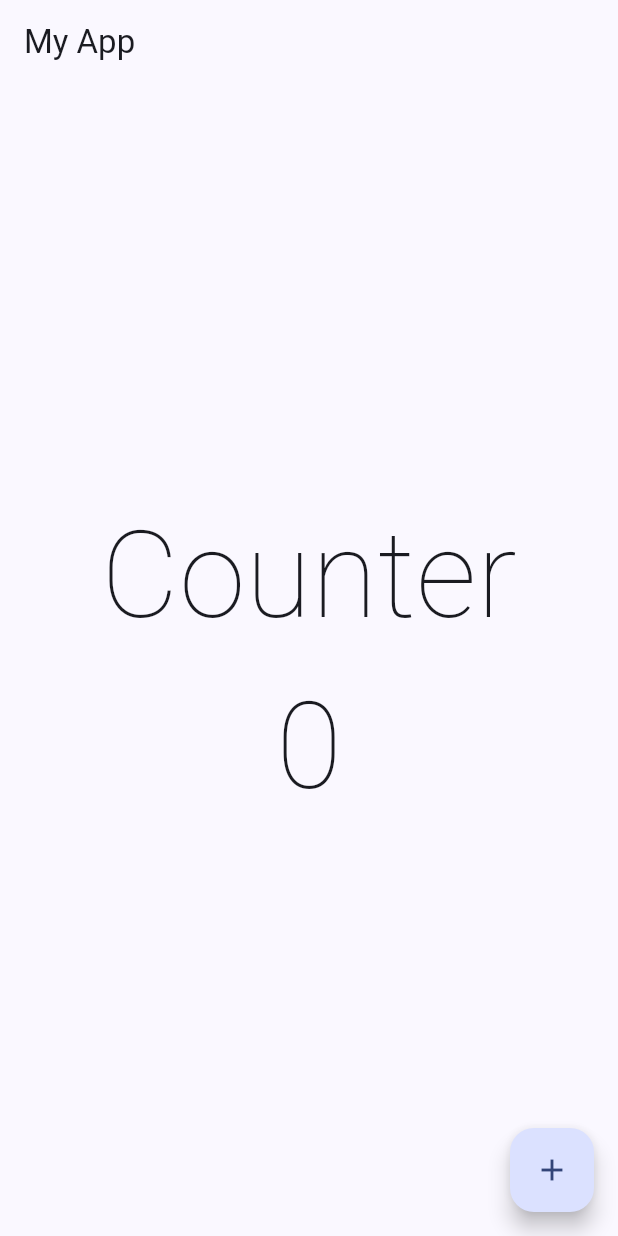
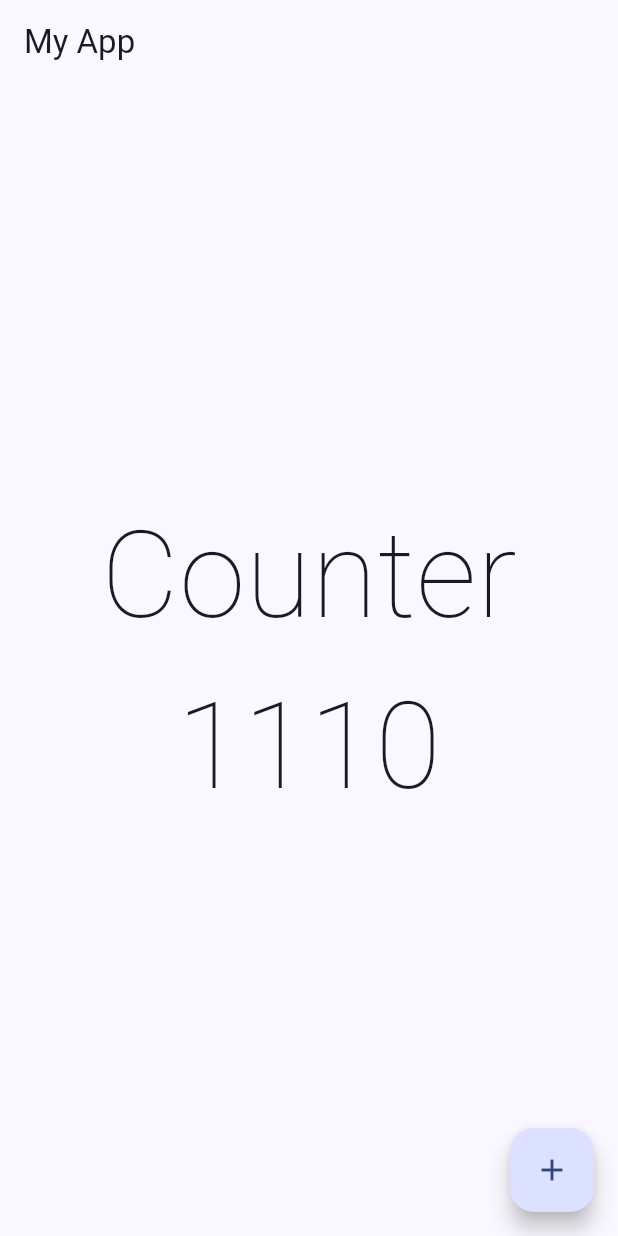
Before and after one commit to Boris-XD/Flutter-Init, a Flutter app: the screen it shows after launch, on a phone screen of 412 x 824 dp. Run offline on Flutter 3.47's test engine with Material 2 defaults, Android fonts, the phone set to English and light mode, and no system bars.

```diff
--- a/lib/presentation/screens/counter_screen.dart
+++ b/lib/presentation/screens/counter_screen.dart
@@ -1,7 +1,15 @@
 import 'package:flutter/material.dart';
 
-class CounterScreen extends StatelessWidget {
+class CounterScreen extends StatefulWidget {
   const CounterScreen({super.key});
+
+  @override
+  State<CounterScreen> createState() => _CounterScreenState();
+}
+
+class _CounterScreenState extends State<CounterScreen> {
+
+  int clickCounter = 1110;
 
   @override
   Widget build(BuildContext context) {
@@ -9,18 +17,19 @@ class CounterScreen extends StatelessWidget {
           appBar: AppBar(
             title: const Text("My App"),
           ),
-          body: const Center(
+          body: Center(
             child: Column(
               mainAxisAlignment: MainAxisAlignment.center,
               children: [
-                Text( "Counter", style: TextStyle(fontSize: 80.0, fontWeight: FontWeight.w100),),
-                Text( "0", style: TextStyle(fontSize: 80.0, fontWeight: FontWeight.w100),),
+                const Text( "Counter", style: TextStyle(fontSize: 80.0, fontWeight: FontWeight.w100),),
+                Text( '$clickCounter', style: TextStyle(fontSize: 80.0, fontWeight: FontWeight.w100),),
               ],
             )
           ),
           floatingActionButton: FloatingActionButton(
             onPressed: () {
-              print("sdsdsd");
+              clickCounter++;
+              setState(() {});
             },
             child: const Icon(Icons.add)
             ),
```
